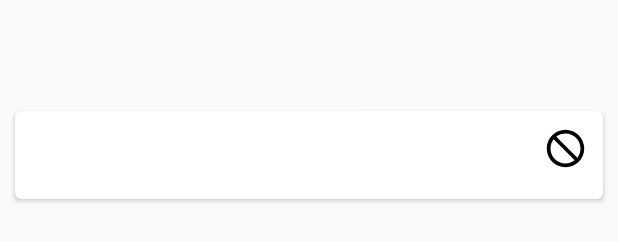
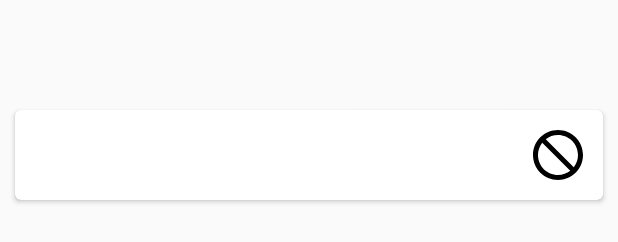
Before and after one commit to senerh/shonen-touch, an Android app: the layout manga_recycler_view_item.xml on its own in the app's theme, with its tools: preview values and no code run, on a phone screen of 412 x 824 dp. Shown: the part 463-705 px from the top of the screen. Run offline under Robolectric (Android 15) with nearby library versions, the phone set to English and light mode, and no system bars.

Commit message:
search bar for mangas !! :)

```diff
--- a/app/src/main/java/model/adapters/MangaAdapter.java
+++ b/app/src/main/java/model/adapters/MangaAdapter.java
@@ -55,4 +55,6 @@ public class MangaAdapter extends RecyclerView.Adapter<RecyclerView.ViewHolder>
         mCursorAdapter.swapCursor(cursor);
         notifyDataSetChanged();
     }
+
+
 }
--- a/app/src/main/java/model/services/WSIntentService.java
+++ b/app/src/main/java/model/services/WSIntentService.java
@@ -174,6 +174,7 @@ public class WSIntentService extends IntentService {
                     }
 
                     for (int i = 0; i < pages.size(); i++) {
+                        try {
                             Bitmap downloadedBitmap = BitmapFactory.decodeStream(new URL(pages.get(i).getPath()).openStream());
                             if (downloadedBitmap != null) {
                                 File imageFile = new File(new ContextWrapper(this).getDir(IMAGES_FOLDER_NAME, 0), mangaSlug + HelpFormatter.DEFAULT_OPT_PREFIX + scanId + HelpFormatter.DEFAULT_OPT_PREFIX + i);
@@ -184,11 +185,14 @@ public class WSIntentService extends IntentService {
                                 newPage.put(ShonenTouchContract.PageColumns.PATH, imageFile.getAbsolutePath());
                                 newPage.put(ShonenTouchContract.PageColumns.SCAN_ID, scanId);
                                 getContentResolver().insert(ShonenTouchContract.Page.CONTENT_URI, newPage);
-
                                 updatedScan = new ContentValues();
                                 updatedScan.put(ShonenTouchContract.ScanColumns.DOWNLOAD_STATUS, "Téléchargement page " + (i+1) + "/" + pages.size());
                                 getContentResolver().update(ShonenTouchContract.Scan.CONTENT_URI, updatedScan, ShonenTouchContract.ScanColumns._ID + "=?", new String[]{String.valueOf(scanId)});
                             }
+                        } catch (FileNotFoundException e) {
+
+                        }
+
                     }
                     updatedScan = new ContentValues();
                     updatedScan.put(ShonenTouchContract.ScanColumns.STATUS, Scan.Status.DOWNLOAD_COMPLETE.name());
--- a/app/src/main/res/layout/manga_recycler_view_item.xml
+++ b/app/src/main/res/layout/manga_recycler_view_item.xml
@@ -29,8 +29,8 @@ card_view:cardCornerRadius="4dp">
 
     <ImageView
         android:id="@+id/image_view_manga_icon"
-        android:layout_width="30dp"
-        android:layout_height="30dp"
+        android:layout_width="40dp"
+        android:layout_height="40dp"
         card_view:srcCompat="@drawable/ic_not_interested_black_24dp"
         android:layout_alignParentEnd="true"
         android:layout_alignParentRight="true" />
```
Also changed, not shown: app/src/main/java/ui/fragments/MangaListFragment.java (+55 -3 lines), app/src/main/res/layout/fragment_manga_list.xml (+7 -0 lines). Lines whose indentation alone changed are shown as unchanged.
